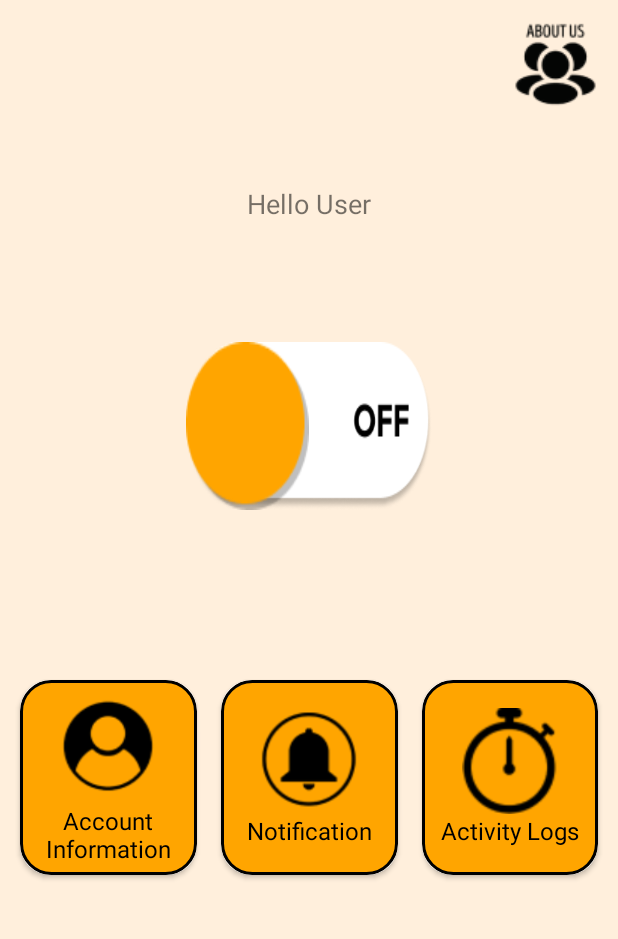
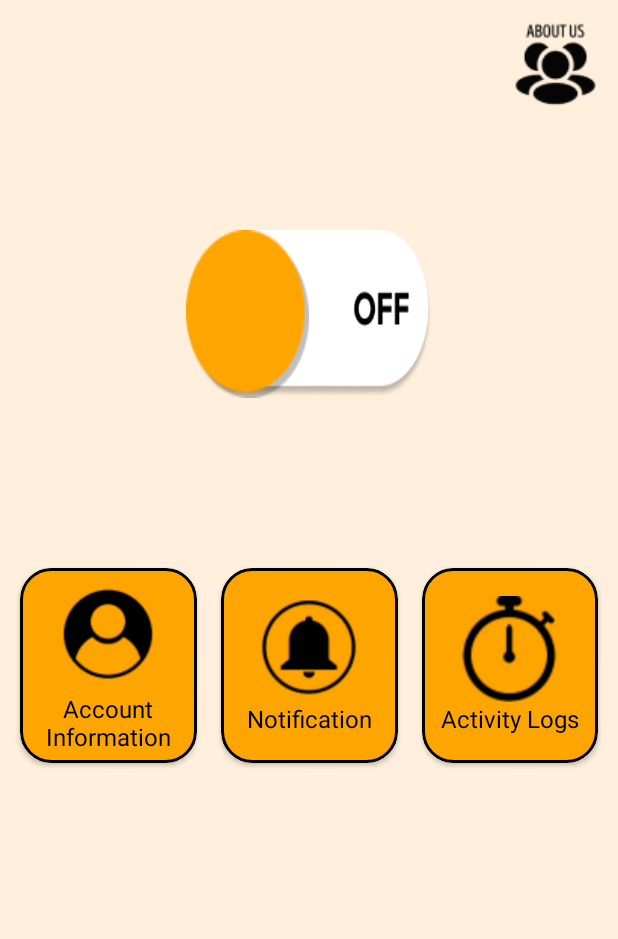
Before and after one commit to leamsikram/qbytedoor, an Android app: the UserDashboardActivity screen opened directly, with no data from a screen before it, on a phone screen of 412 x 824 dp, the part 90-1029 px from its top. Run offline under Robolectric (Android 15) with nearby library versions, the phone set to English and light mode, and no system bars; our stand-ins replace Firebase (no records; nobody signed in at launch, a user with empty details on screens opened directly).

Commit message:
Update activity_user_dashboard.xml

```diff
--- a/app/src/main/res/layout/activity_user_dashboard.xml
+++ b/app/src/main/res/layout/activity_user_dashboard.xml
@@ -32,24 +32,14 @@
         android:layout_below="@id/qbyteLogo"
         android:layout_marginTop="20dp"/>
 
-    <!-- User Details -->
-    <TextView
-        android:id="@+id/user_details"
-        android:layout_width="wrap_content"
-        android:layout_height="wrap_content"
-        android:text="Hello User"
-        android:layout_centerHorizontal="true"
-        android:layout_below="@id/aboutUs"
-        android:layout_marginTop="50dp"
-        android:textSize="18sp"
-        />
+
 
     <!-- Switch -->
   <androidx.appcompat.widget.SwitchCompat
       android:id="@+id/switchButton"
       android:layout_width="wrap_content"
       android:layout_height="wrap_content"
-      android:layout_below="@id/user_details"
+      android:layout_below="@id/aboutUs"
       android:layout_marginTop="80dp"
       android:layout_centerHorizontal="true"
       android:thumb="@drawable/thumb"
```
